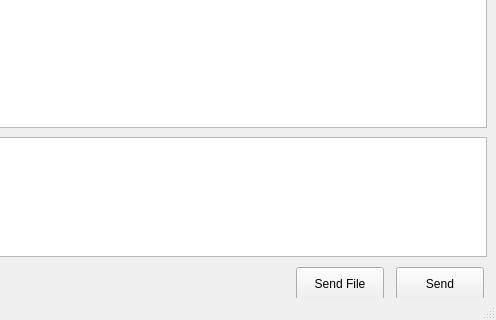
lifeibiren/Whisper_GUI, file mainwindow.ui: the form before one commit; both pictures show x 304 to 800 and y 280 to 600 of the 800 by 600 pixel window.
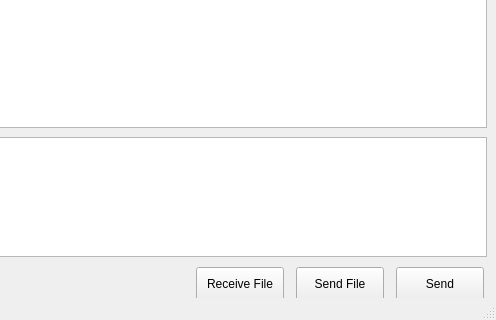
The form after the commit.

Diff of the .ui file:
```diff
--- a/mainwindow.ui
+++ b/mainwindow.ui
@@ -109,6 +109,19 @@
      <string>Send File</string>
     </property>
    </widget>
+   <widget class="QPushButton" name="receiveFileButton">
+    <property name="geometry">
+     <rect>
+      <x>500</x>
+      <y>530</y>
+      <width>88</width>
+      <height>34</height>
+     </rect>
+    </property>
+    <property name="text">
+     <string>Receive File</string>
+    </property>
+   </widget>
   </widget>
   <widget class="QToolBar" name="mainToolBar">
    <attribute name="toolBarArea">
```
